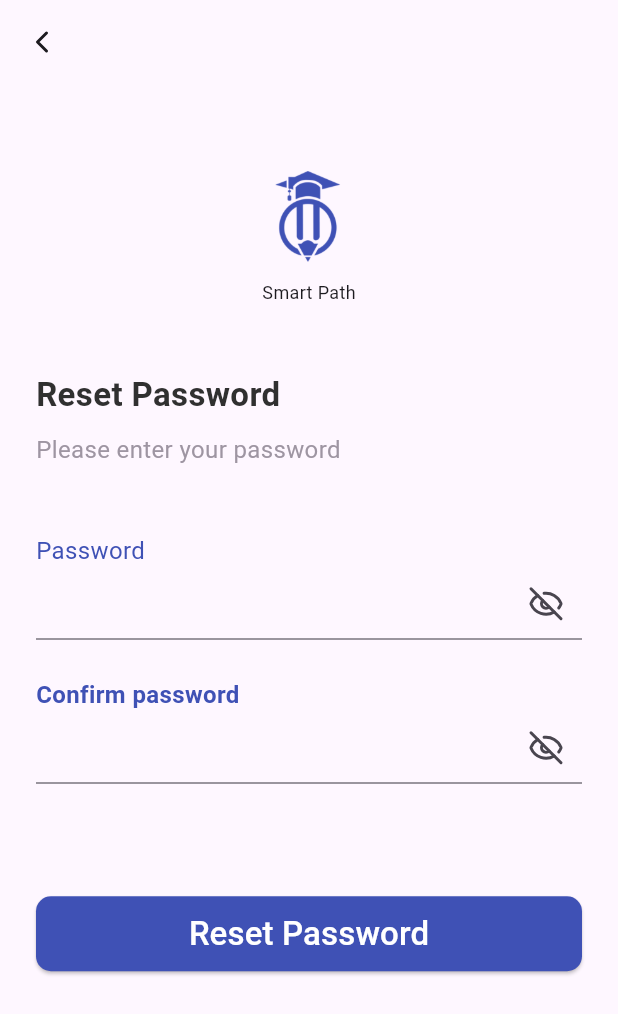
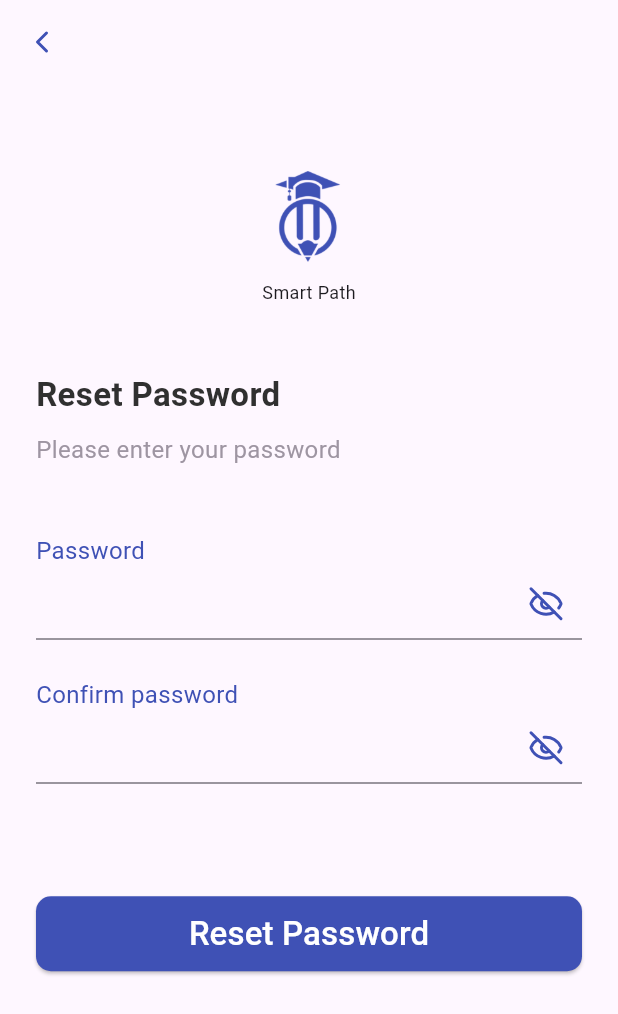
Before and after one commit to Abdullah-TH24/Smart-Path, a Flutter app: the ResetPassword screen opened by its route, on a phone screen of 412 x 824 dp. Shown: the top 1014 px of the screen. Run offline on Flutter 3.47's test engine with Material 3 defaults, Android fonts, the phone set to English and light mode, and no system bars; our stand-ins replace flutter_spinkit, get, lucide_icons, shared_preferences, smooth_page_indicator; accounts and stored records are empty; Roboto replaces fonts that are missing (Montserrat-Regular).

Commit message:
Only some organizational matters have been modified

```diff
--- a/lib/components/login_component/button_component.dart
+++ b/lib/components/login_component/button_component.dart
@@ -1,4 +1,5 @@
 import 'package:flutter/material.dart';
+import 'package:smartpath/core/utils/general_utils/app_styles.dart';
 
 class ButtonComponent extends StatelessWidget {
   final void Function()? onPressed;
@@ -18,11 +19,14 @@ class ButtonComponent extends StatelessWidget {
         shape: RoundedRectangleBorder(
           borderRadius: BorderRadiusGeometry.circular(10),
         ),
-        backgroundColor: Colors.indigo,
+        backgroundColor: Colors.indigo, // TODO
       ),
       child: Text(
         data,
-        style: const TextStyle(color: Color(0xffFFFFFF), fontSize: 22),
+        style: AppStyles.styleRegular22(
+          context,
+          color: const Color(0xffFFFFFF), // TODO color
+        ),
       ),
     );
   }
--- a/lib/components/login_component/password_field_component.dart
+++ b/lib/components/login_component/password_field_component.dart
@@ -23,7 +23,7 @@ class PasswordFieldComponent extends StatelessWidget {
         suffixIcon: IconButton(onPressed: onPressed, icon: icon),
       ),
       obscureText: obscureText,
-      style: const TextStyle(color: Colors.indigo),
+      style: const TextStyle(color: Colors.indigo), // TODO color
       keyboardType: TextInputType.visiblePassword,
       validator: validator,
     );
--- a/lib/controller/login_controller/verify_same_password.dart
+++ b/lib/controller/login_controller/verify_same_password.dart
@@ -1,6 +1,8 @@
+import 'package:get/get_utils/src/extensions/internacionalization.dart';
+
 verfiySamePassword(String? password, String? passwordConfirm) {
   if (password != passwordConfirm) {
-    return 'Passwords are different';
+    return 'password_valid'.tr;
   }
   return '';
 }
--- a/lib/core/localization/arabic_english_local.dart
+++ b/lib/core/localization/arabic_english_local.dart
@@ -1,11 +1,10 @@
 import 'package:get/get.dart';
-import 'package:smartpath/core/utils/general_utils/app_texts.dart';
 
 class ArabicEnglishLocal implements Translations {
   @override
   Map<String, Map<String, String>> get keys => {
     "en": {
-      'app_name': AppTexts.appNameEn,
+      'app_name': "Smart Path",
       // For introduction_pages
       'introduction_title': 'Welcome to Smart Path!',
       'introduction_content_0': 'You are in the right place',
@@ -26,9 +25,10 @@ class ArabicEnglishLocal implements Translations {
       'reset_desc': 'Please enter your password',
       'password_reset': 'Password',
       'password_confirm_reset': 'Confirm password',
+      'password_valid': 'Passwords are different',
     }, // TODO here will put English translation
     "ar": {
-      'app_name': AppTexts.appNameAr,
+      'app_name': "المسار الذكي",
       // For introduction_pages
       'introduction_title': 'مرحباً بكم في المسار الذكي!',
       'introduction_content_0': 'أنت في المكان المناسب',
@@ -49,6 +49,7 @@ class ArabicEnglishLocal implements Translations {
       'reset_desc': 'الرجاء إدخال كلمة المرور الخاصة بك',
       'password_reset': 'كلمة المرور',
       'password_confirm_reset': 'تأكيد كلمة المرور',
+      'password_valid': 'كلمات المرور مختلفة',
     }, // TODO here will put Arabic translation
   };
 }
--- a/lib/core/middleware/login_middleware.dart
+++ b/lib/core/middleware/login_middleware.dart
@@ -10,6 +10,7 @@ class LoginMiddleware extends GetMiddleware {
   @override
   RouteSettings? redirect(String? route) {
     if (prefs!.getString('login_state') == 'true') {
+      // TODO here will replace -true- keyword with user token
       return const RouteSettings(name: AppRoutes.homeStudentRoute);
     }
     return null;
--- a/lib/core/utils/general_utils/app_texts.dart
+++ /dev/null
@@ -1,23 +0,0 @@
-// ignore_for_file: constant_identifier_names
-
-class AppTexts {
-  AppTexts._();
-
-  static const String appNameEn = "Smart Path";
-  static const String appNameAr = "المسار الذكي";
-
-  static const List<Map<String, String>> itroduction_texts = [
-    {
-      'title': 'Welcome to Smart Path!',
-      'content': 'You are in the right place',
-    },
-    {
-      'title': 'Welcome to Smart Path!',
-      'content': 'Be with us on the amazing path',
-    },
-    {
-      'title': 'Welcome to Smart Path!',
-      'content': 'This app will make anything very easy to use',
-    },
-  ];
-}
--- a/lib/view/introduction_view/introduction_pages.dart
+++ b/lib/view/introduction_view/introduction_pages.dart
@@ -39,7 +39,7 @@ class IntroductionPages extends StatelessWidget {
                   textAlign: TextAlign.center,
                   style: AppStyles.styleBold22(
                     context,
-                    color: const Color(0xff303030),
+                    color: const Color(0xff303030), // TODO color
                   ),
                 ),
                 Text(
@@ -47,7 +47,7 @@ class IntroductionPages extends StatelessWidget {
                   textAlign: TextAlign.center,
                   style: AppStyles.styleRegular16(
                     context,
-                    color: const Color(0xff9E95A2),
+                    color: const Color(0xff9E95A2), // TODO color
                   ),
                 ),
               ],
@@ -72,6 +72,7 @@ class IntroductionPages extends StatelessWidget {
                         locale.initailLang == Get.deviceLocale
                     ? LucideIcons.chevronLeft
                     : LucideIcons.chevronRight,
+                color: Colors.indigo, // TODO color
               ),
             ),
             SmoothPageIndicator(
@@ -102,6 +103,7 @@ class IntroductionPages extends StatelessWidget {
                         locale.initailLang == Get.deviceLocale
                     ? LucideIcons.chevronRight
                     : LucideIcons.chevronLeft,
+                color: Colors.indigo, // TODO color
               ),
             ),
           ],
--- a/lib/view/login_view/login.dart
+++ b/lib/view/login_view/login.dart
@@ -39,7 +39,7 @@ class Login extends StatelessWidget {
                   colorBlendMode: BlendMode.srcIn,
                 ),
                 Padding(
-                  padding: const EdgeInsets.only(top: 10), //
+                  padding: const EdgeInsets.only(top: 10),
                   child: Text(
                     'app_name'.tr, // TODO color
                     style: const TextStyle(fontSize: 12),
@@ -53,7 +53,7 @@ class Login extends StatelessWidget {
                 'sign_in'.tr,
                 style: AppStyles.styleBold22(
                   context,
-                  color: const Color(0xff303030),
+                  color: const Color(0xff303030), // TODO color
                 ),
               ),
             ),
@@ -63,8 +63,8 @@ class Login extends StatelessWidget {
                 'sign_in_desc'.tr,
                 style: AppStyles.styleRegular16(
                   context,
-                  color: const Color(0xff9E95A2),
-                ), // TODO color
+                  color: const Color(0xff9E95A2), // TODO color
+                ),
               ),
             ),
             const SizedBox(height: 44),
@@ -78,8 +78,8 @@ class Login extends StatelessWidget {
                     'email'.tr,
                     style: AppStyles.styleRegular16(
                       context,
-                      color: Colors.indigo,
-                    ), // TODO color
+                      color: Colors.indigo, // TODO color
+                    ),
                   ),
                   TextFormField(
                     controller: email,
@@ -92,8 +92,8 @@ class Login extends StatelessWidget {
                     'password'.tr,
                     style: AppStyles.styleRegular16(
                       context,
-                      color: Colors.indigo,
-                    ), // TODO color
+                      color: Colors.indigo, // TODO color
+                    ),
                   ),
                   GetBuilder<HideShowPasswordController>(
                     init: HideShowPasswordController(),
@@ -109,7 +109,10 @@ class Login extends StatelessWidget {
                         },
                         validator:
                             (value) => verifyPassword(value, value!.length),
-                        icon: Icon(controller.icon),
+                        icon: Icon(
+                          controller.icon,
+                          color: Colors.indigo, // TODO color
+                        ),
                         obscureText: controller.obscureText,
                       );
                     },
@@ -145,8 +148,8 @@ class Login extends StatelessWidget {
                   textAlign: TextAlign.center,
                   style: AppStyles.styleRegular16(
                     context,
-                    color: Colors.indigo,
-                  ), // TODO color
+                    color: Colors.indigo, // TODO color
+                  ),
                 ),
               ),
             ),
--- a/lib/view/login_view/reset_password.dart
+++ b/lib/view/login_view/reset_password.dart
@@ -33,6 +33,7 @@ class ResetPassword extends StatelessWidget {
                     locale.initailLang == Get.deviceLocale
                 ? LucideIcons.chevronLeft
                 : LucideIcons.chevronRight,
+            color: Colors.indigo, // TODO color
           ),
         ),
       ),
@@ -46,9 +47,9 @@ class ResetPassword extends StatelessWidget {
               children: [
                 Image.asset(
                   Assets.pngLogo,
-                  height: 62.06, // 62.06
-                  width: 52.01, // 52.01
-                  color: Colors.indigo,
+                  height: 62.06,
+                  width: 52.01,
+                  color: Colors.indigo, // TODO color
                   colorBlendMode: BlendMode.srcIn,
                 ),
                 Padding(
@@ -66,7 +67,7 @@ class ResetPassword extends StatelessWidget {
                 'reset_tite'.tr,
                 style: AppStyles.styleBold22(
                   context,
-                  color: const Color(0xff303030),
+                  color: const Color(0xff303030), // TODO color
                 ),
               ),
             ),
@@ -76,7 +77,7 @@ class ResetPassword extends StatelessWidget {
                 'reset_desc'.tr,
                 style: AppStyles.styleRegular16(
                   context,
-                  color: const Color(0xff9E95A2),
+                  color: const Color(0xff9E95A2), // TODO color
                 ),
               ),
             ),
@@ -91,7 +92,7 @@ class ResetPassword extends StatelessWidget {
                     'password_reset'.tr,
                     style: AppStyles.styleRegular16(
                       context,
-                      color: Colors.indigo,
+                      color: Colors.indigo, // TODO color
                     ),
                   ),
                   GetBuilder<HideShowPasswordController>(
@@ -108,7 +109,10 @@ class ResetPassword extends StatelessWidget {
                         },
                         validator:
                             (value) => verifyPassword(value, value!.length),
-                        icon: Icon(controller.icon),
+                        icon: Icon(
+                          controller.icon,
+                          color: Colors.indigo, // TODO color
+                        ),
                         obscureText: controller.obscureText,
                       );
                     },
@@ -116,7 +120,10 @@ class ResetPassword extends StatelessWidget {
                   const SizedBox(height: 25),
                   Text(
                     'password_confirm_reset'.tr,
-                    style: AppStyles.styleBold16(context, color: Colors.indigo),
+                    style: AppStyles.styleRegular16(
+                      context,
+                      color: Colors.indigo, // TODO color
+                    ),
                   ),
                   GetBuilder<HideShowPasswordController>(
                     init: HideShowPasswordController(),
@@ -132,7 +139,10 @@ class ResetPassword extends StatelessWidget {
                         },
                         validator:
                             (value) => verfiySamePassword(value, password.text),
-                        icon: Icon(controller.iconConfirm),
+                        icon: Icon(
+                          controller.iconConfirm,
+                          color: Colors.indigo, // TODO color
+                        ),
                         obscureText: controller.obscureTextConfirm,
                       );
                     },
```
